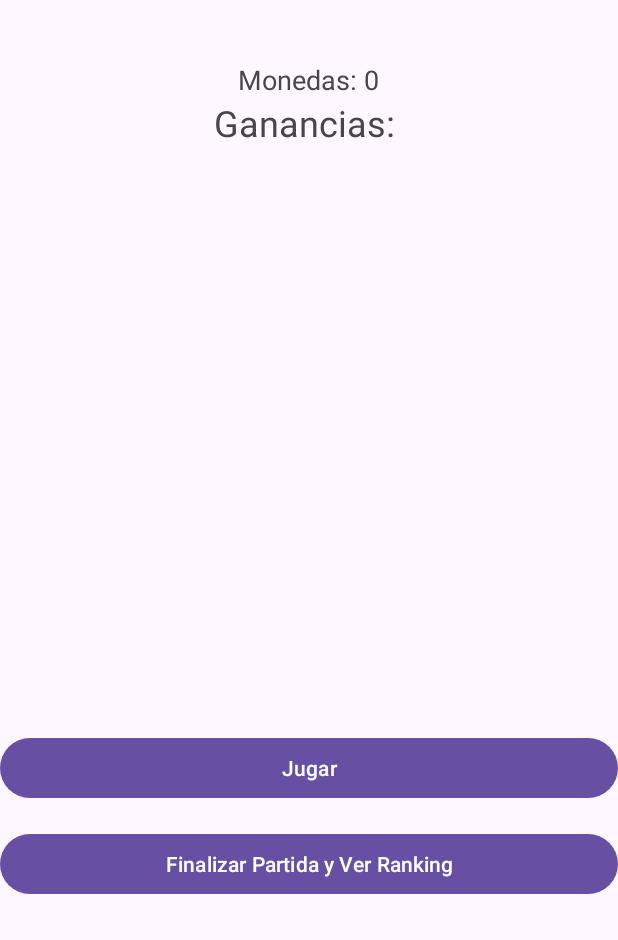
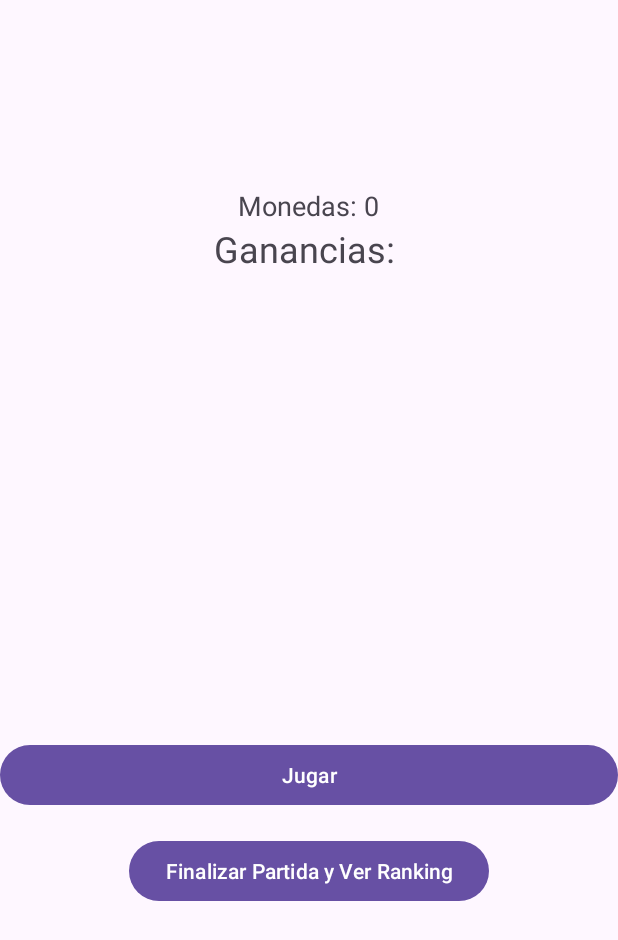
Before and after one commit to angiehelensanchez/CodeAppsvs01, an Android app: the screen it shows after launch (MainActivity), after a tap on "Start Game", on a phone screen of 412 x 824 dp. Shown: the top 940 px of the screen. Run offline under Robolectric (Android 15) with nearby library versions, the phone set to English and light mode, and no system bars.

Commit message:
Ajustes de transferencias de datos entre pantallas y funcionalidad de botones

```diff
--- a/app/src/main/java/com/example/codeappsvs01/MainActivity.java
+++ b/app/src/main/java/com/example/codeappsvs01/MainActivity.java
@@ -13,9 +13,6 @@ import android.widget.Toast;
 
 import androidx.activity.EdgeToEdge;
 import androidx.appcompat.app.AppCompatActivity;
-import androidx.core.graphics.Insets;
-import androidx.core.view.ViewCompat;
-import androidx.core.view.WindowInsetsCompat;
 
 import com.google.android.material.snackbar.Snackbar;
 
@@ -49,6 +46,16 @@ public class MainActivity extends AppCompatActivity {
         TextView coinAmountTextView = findViewById(R.id.coinAmountTextView);
         playerNameTextView.setText(playerName);
         coinAmountTextView.setText(getString(R.string.coin_amount, coinAmount));
+
+        // Configura el botón para finalizar la partida y mostrar el ranking
+        Button endGameButton = findViewById(R.id.endGameButton);
+        endGameButton.setOnClickListener(new View.OnClickListener() {
+            @Override
+            public void onClick(View view) {
+                Intent intent = new Intent(MainActivity.this, RankingActivity.class);
+                startActivity(intent);
+            }
+        });
 
 
         mSlot1 = findViewById(R.id.mainActivitySlot1);
--- a/app/src/main/java/com/example/codeappsvs01/StartActivity.java
+++ b/app/src/main/java/com/example/codeappsvs01/StartActivity.java
@@ -31,8 +31,8 @@ public class StartActivity extends AppCompatActivity {
                 }
 
                 Intent intent = new Intent(StartActivity.this, MainActivity.class);
-                intent.putExtra("playerName", playerName);
-                intent.putExtra("coinAmount", coinAmount);
+                intent.putExtra("PLAYER_NAME", playerName);
+                intent.putExtra("COIN_AMOUNT", coinAmount);
                 startActivity(intent);
             }
         });
--- a/app/src/main/res/layout/activity_main.xml
+++ b/app/src/main/res/layout/activity_main.xml
@@ -13,7 +13,7 @@
         android:layout_height="wrap_content"
         android:text="Nombre del Jugador"
         android:textSize="18sp"
-        android:layout_marginTop="16dp"
+        android:layout_marginTop="100dp"
         android:layout_centerHorizontal="true"/>
 
     <TextView
@@ -74,15 +74,16 @@
         android:layout_width="match_parent"
         android:layout_height="wrap_content"
         android:layout_below="@+id/mainActivityLl"
-        android:layout_marginTop="157dp"
+        android:layout_marginTop="78dp"
         android:text="Jugar" />
 
     <Button
         android:id="@+id/endGameButton"
-        android:layout_width="match_parent"
+        android:layout_width="wrap_content"
         android:layout_height="wrap_content"
-        android:layout_below="@+id/mainActivityBtJugar"
-        android:layout_marginTop="16dp"
-        android:text="Finalizar Partida y Ver Ranking" />
+        android:text="Finalizar Partida y Ver Ranking"
+        android:layout_below="@id/mainActivityBtJugar"
+        android:layout_centerHorizontal="true"
+        android:layout_marginTop="16dp" />
 
 </RelativeLayout>
```
